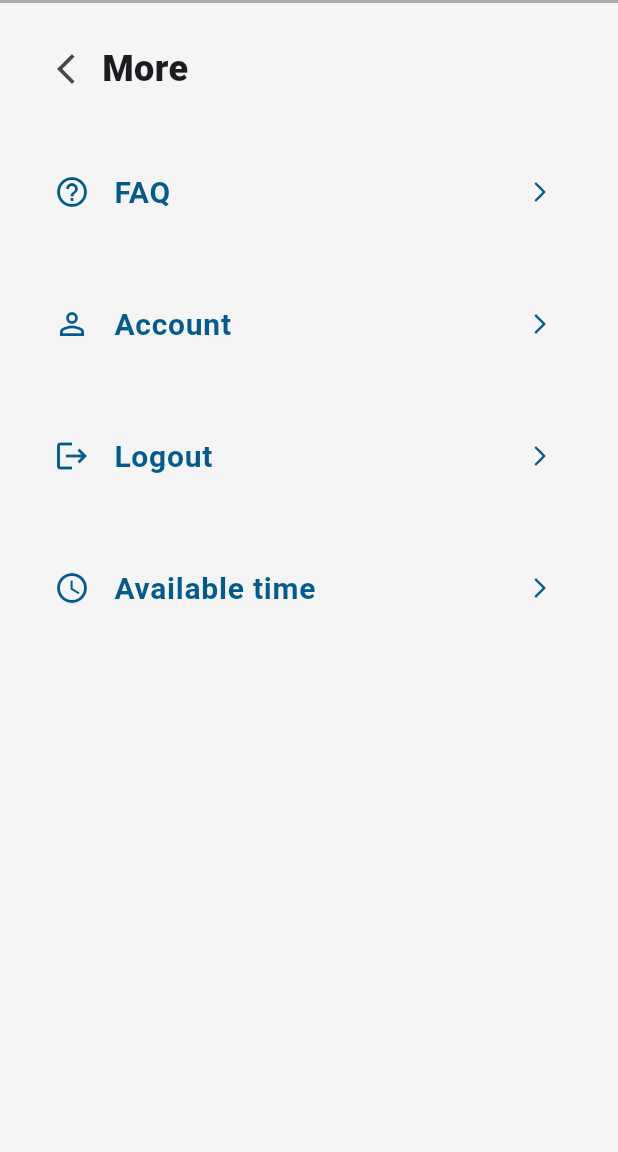
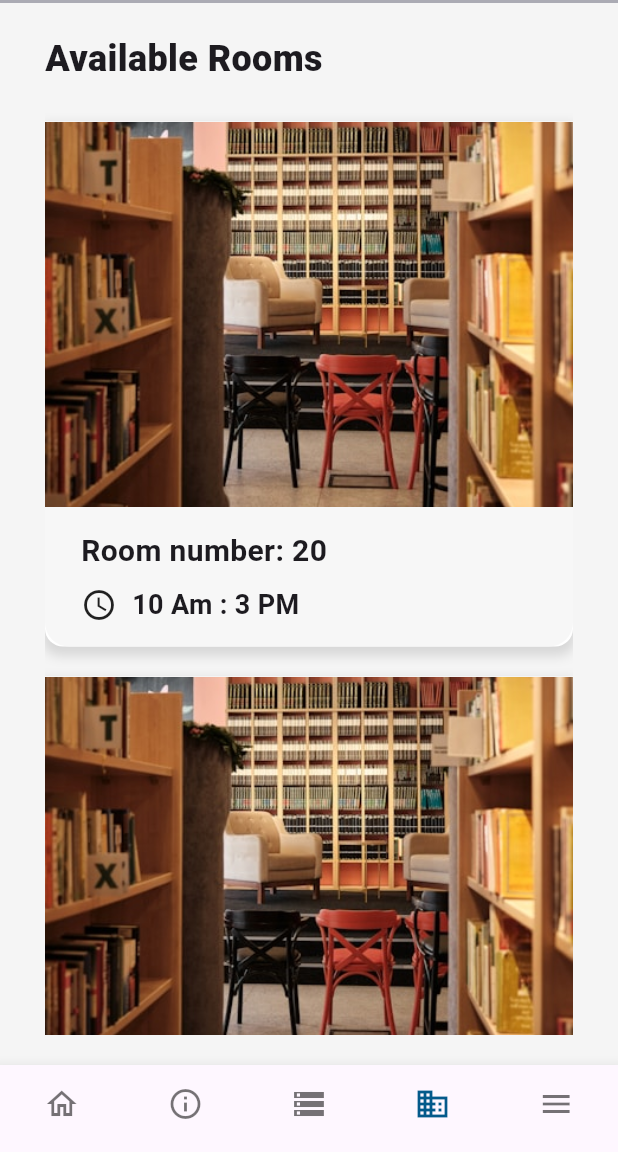
Before and after one commit to esraamahmoud7/Library_App, a Flutter app: the NavigatorControl screen opened by its route, item 4 of the bottom bar chosen, on a phone screen of 412 x 824 dp, the part 84-1236 px from its top. Run offline on Flutter 3.47's test engine with Material 3 defaults, Android fonts, the phone set to English and light mode, and no system bars; our stand-ins replace bloc, go_router.

Commit message:
finish Book Room

```diff
--- /dev/null
+++ b/lib/features/Services/Rooms/UI/Avail Rooms.dart
@@ -0,0 +1,36 @@
+import 'package:flutter/material.dart';
+import 'package:library_app/core/widgets/backarrowPage.dart';
+import 'package:library_app/features/Services/Rooms/UI/widgets/room%20box.dart';
+
+import '../../../../core/theme/appTheme.dart';
+
+class AvailableRooms extends StatelessWidget {
+  const AvailableRooms({super.key});
+
+  @override
+  Widget build(BuildContext context) {
+    return Padding(
+      padding: const EdgeInsets.symmetric(horizontal: 30,vertical: 20),
+      child: ListView(
+        children: [
+          Text("Available Rooms",
+            style: AppStyles.textStyle24.copyWith(
+                fontWeight: FontWeight.w800
+            ),
+          ),
+          SizedBox(height: 15,),
+          ListView.builder(
+              shrinkWrap: true,
+              physics: NeverScrollableScrollPhysics(),
+              itemCount: 5,
+              itemBuilder: (context,index)
+                  {
+                    return RoomBox();
+                  }
+
+          )
+        ],
+      ),
+    );
+  }
+}
--- /dev/null
+++ b/lib/features/Services/Rooms/UI/widgets/room box.dart
@@ -0,0 +1,54 @@
+import 'package:flutter/material.dart';
+import 'package:library_app/features/Services/Rooms/UI/widgets/roomData.dart';
+
+import '../../../../../core/theme/appTheme.dart';
+
+
+class RoomBox extends StatelessWidget {
+  const RoomBox({
+    super.key,
+  });
+
+  @override
+  Widget build(BuildContext context) {
+    return Padding(
+      padding: const EdgeInsets.symmetric(vertical: 10),
+      child: Container(
+        width: double.infinity,
+        height: 350,
+        decoration: BoxDecoration(
+          color: Colors.white,
+          borderRadius: BorderRadius.vertical(
+            bottom: Radius.circular(12),
+          ),
+          // borderRadius: BorderRadius.circular(16),
+          boxShadow: [
+            BoxShadow(
+              color: Colors.black12,
+              blurRadius: 6,
+              spreadRadius: 2,
+              offset: Offset(0, 4),
+            ),
+          ],
+        ),
+        child: Column(
+          mainAxisAlignment: MainAxisAlignment.spaceBetween,
+          children: [
+            Expanded(
+              flex: 3,
+              child: ClipRRect(
+                // borderRadius: BorderRadius.vertical(top: Radius.circular(12)),
+                child: Image.asset(
+                  "assets/images/room.jpg",
+                  fit: BoxFit.cover,
+                  width: double.infinity,
+                ),
+              ),
+            ),
+            RoomData(),
+          ],
+        ),
+      ),
+    );
+  }
+}
--- /dev/null
+++ b/lib/features/Services/Rooms/UI/widgets/roomData.dart
@@ -0,0 +1,51 @@
+import 'package:flutter/material.dart';
+
+import '../../../../../core/theme/appTheme.dart';
+
+class RoomData extends StatelessWidget {
+  const RoomData({
+    super.key,
+  });
+
+  @override
+  Widget build(BuildContext context) {
+    return Container(
+      width: double.infinity,
+      padding: const EdgeInsets.symmetric(vertical: 15, horizontal: 6),
+      decoration: const BoxDecoration(
+        color: Color(0xFFF7F7F7), // light grey background
+        borderRadius: BorderRadius.only(
+          bottomLeft: Radius.circular(16),
+          bottomRight: Radius.circular(16),
+        ),
+      ),
+      child: Padding(
+        padding: const EdgeInsets.symmetric(horizontal: 18),
+        child: Column(
+          crossAxisAlignment: CrossAxisAlignment.start,
+          children: [
+            Text(
+              "Room number: 20",
+              style: AppStyles.textStyle20.copyWith(
+                  fontWeight: FontWeight.bold
+              ),
+              overflow: TextOverflow.ellipsis,
+            ),
+            SizedBox(height: 8,),
+            Row(
+              children: [
+                Icon(Icons.access_time,),
+                SizedBox(width: 10),
+                Text(
+                  "10 Am : 3 PM",
+                  style: AppStyles.textStyle18,
+                  overflow: TextOverflow.ellipsis,
+                ),
+              ],
+            ),
+          ],
+        ),
+      ),
+    );
+  }
+}
--- a/lib/features/welcome/UI/NavigatorControl.dart
+++ b/lib/features/welcome/UI/NavigatorControl.dart
@@ -7,6 +7,7 @@ import 'package:library_app/features/welcome/UI/widgets/customAppBar.dart';
 //47
 import '../../Services/About Us/UI/info.dart';
 import '../../Services/GradProjects/UI/GradProjects.dart';
+import '../../Services/Rooms/UI/Avail Rooms.dart';
 
 class NavigatorControl extends StatefulWidget {
   const NavigatorControl({super.key});
@@ -23,12 +24,12 @@ class _NavigatorControlState extends State<NavigatorControl> {
     const HomeVew(),
     const InfoPage(),
     const GradProjects(),
-    // const BookRoom(),
+    const AvailableRooms(),
   ];
 
   void _onItemTapped(int index)
   {
-    if (index == 3) {
+    if (index == 4) {
       GoRouter.of(context).push(PagesRoute.more);
     }
     else
@@ -64,10 +65,10 @@ class _NavigatorControlState extends State<NavigatorControl> {
               icon: Icon(Icons.storage_outlined),
               label: "Orders",
             ),
-            // BottomNavigationBarItem(
-            //   icon: Icon(Icons.business_outlined),
-            //   label: "Bookings",
-            // ),
+            BottomNavigationBarItem(
+              icon: Icon(Icons.business_outlined),
+              label: "Bookings",
+            ),
             BottomNavigationBarItem(
               icon: Icon(Icons.menu),
               label: "More",
```
Also changed, not shown: assets/images/room.jpg (added).
